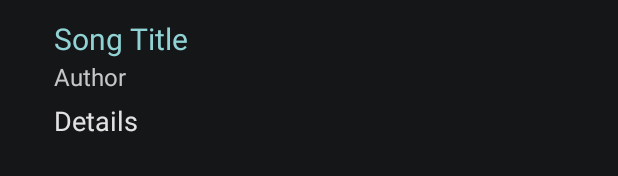
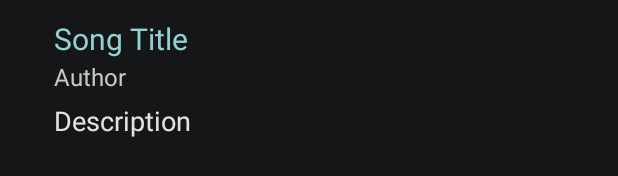
Before and after one commit to nastyasteshchenko/android-application-development, an Android app: the layout song_detail_activity.xml on its own in the app's theme, with its tools: preview values and no code run, on a phone screen of 412 x 824 dp. Shown: the part 548-724 px from the top of the screen. Run offline under Robolectric (Android 15) with nearby library versions, the phone set to English and light mode, and no system bars; plain views replace SimpleDraweeView; Roboto replaces fonts that are not available here.

Commit message:
edited text view text

```diff
--- a/recycler-view/app/src/main/res/layout/song_detail_activity.xml
+++ b/recycler-view/app/src/main/res/layout/song_detail_activity.xml
@@ -55,7 +55,7 @@
         android:justificationMode="inter_word"
         android:layout_height="364dp"
         android:fontFamily="@font/roboto_medium"
-        android:text="@string/details"
+        android:text="@string/description"
         android:lineSpacingExtra="4dp"
         android:textColor="#E2E2E2"
         android:textSize="18sp"
--- a/recycler-view/app/src/main/res/values/strings.xml
+++ b/recycler-view/app/src/main/res/values/strings.xml
@@ -7,5 +7,4 @@
     <string name="category">Category</string>
     <string name="description">Description</string>
     <string name="title">Title</string>
-    <string name="details">Details</string>
 </resources>
```
